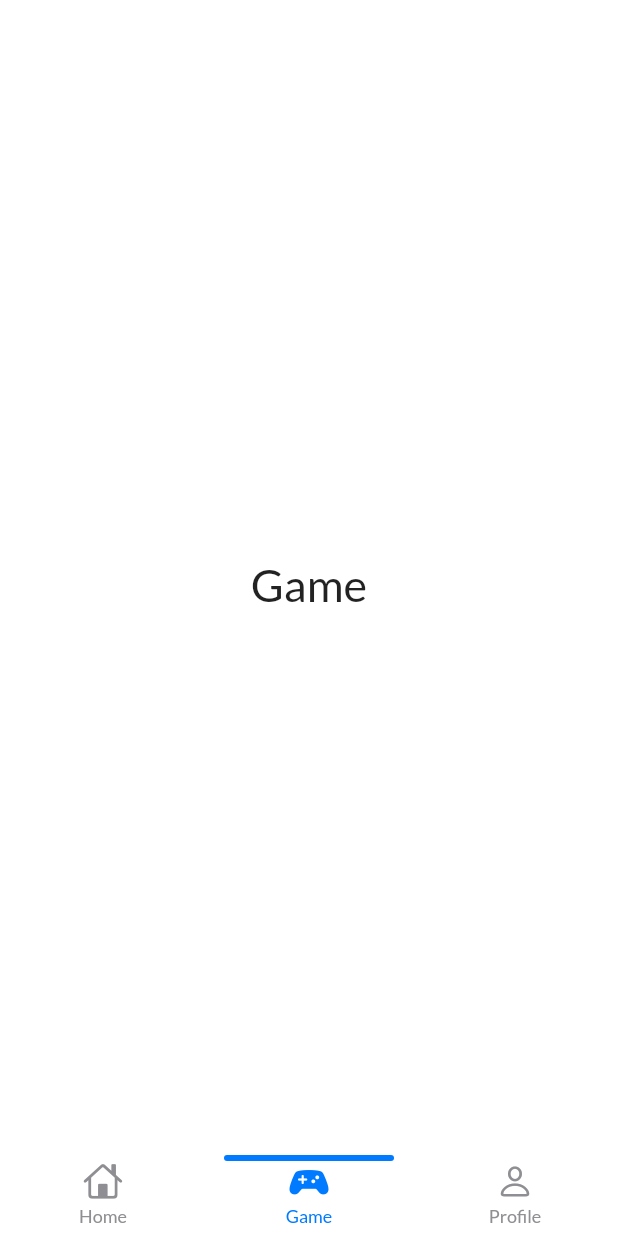
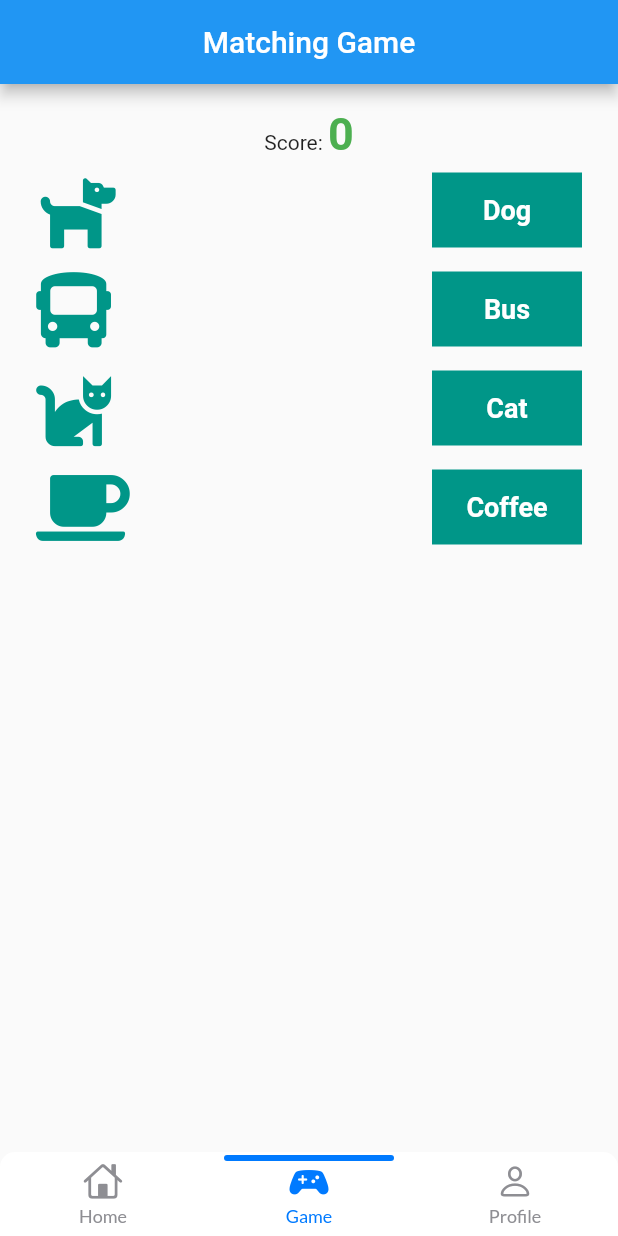
Before and after one commit to nguynduyanh169/vietnamese_learning, a Flutter app: the HomePage widget shown alone on an empty page, opened directly, item 2 of the bottom bar chosen, on a phone screen of 412 x 824 dp. Run offline on Flutter 3.47's test engine with Material 2 defaults, Android fonts, the light colour scheme and no system bars; drawn by our look-alikes of persistent_bottom_nav_bar; our stand-ins replace flutter_signin_button, flutter_svg, font_awesome_flutter, google_fonts, percent_indicator.

Commit message:
game update

```diff
--- /dev/null
+++ b/lib/src/resources/game_screen.dart
@@ -0,0 +1,173 @@
+import 'package:flutter/material.dart';
+import 'package:font_awesome_flutter/font_awesome_flutter.dart';
+
+void main() => runApp(GameScreen());
+
+class GameScreen extends StatelessWidget{
+  @override
+  Widget build(BuildContext context) {
+    return MaterialApp(
+      title: "Matching Game",
+    home: GamePage(),
+    );
+  }
+
+}
+
+class GamePage extends StatefulWidget{
+
+  _GamePageState createState() => _GamePageState();
+
+}
+
+class _GamePageState extends State<GamePage>{
+  List<ItemModel> items;
+  List<ItemModel> items2;
+  int score;
+  bool gameOver;
+  @override
+  void initState() {
+    super.initState();
+    initGame();
+  }
+
+  initGame(){
+    gameOver = false;
+    score = 0;
+    items = [
+      ItemModel(icon:FontAwesomeIcons.coffee, name:"Coffee", value:"Coffee"),
+      ItemModel(icon:FontAwesomeIcons.dog, name:"Dog", value:"Dog"),
+      ItemModel(icon:FontAwesomeIcons.cat, name:"Cat", value:"Cat"),
+      ItemModel(icon:FontAwesomeIcons.bus, name:"Bus", value:"Bus"),
+    ];
+    items2 = List<ItemModel>.from(items);
+    items.shuffle();
+    items2.shuffle();
+
+  }
+  @override
+  Widget build(BuildContext context) {
+    return Scaffold(
+      appBar: AppBar(
+        centerTitle: true,
+        title: Text('Matching Game'),
+      ),
+      body: SingleChildScrollView(
+        padding: const EdgeInsets.all(16.0),
+        child: Column(
+          children: <Widget>[
+            Text.rich(TextSpan(
+              children: [
+                TextSpan(text: "Score: "),
+                TextSpan(text: "$score", style: TextStyle(
+                  color: Colors.green,
+                  fontWeight: FontWeight.bold,
+                  fontSize: 30.0,
+                ))
+              ]
+            )
+            ),
+            if(!gameOver)
+              Row(
+                children: <Widget>[
+                  Column(
+                    children: items.map((item){
+                      return Container(
+                        margin: const EdgeInsets.all(8.0),
+                        child: Draggable<ItemModel>(
+                          data: item,
+                          childWhenDragging: Icon(
+                            item.icon, color: Colors.grey, size: 50.0,
+                          ),
+                          feedback: Icon(item.icon,color: Colors.teal, size: 50,),
+                          child: Icon(item.icon, color: Colors.teal, size: 50,),
+                        ),
+                      );
+                    }).toList()
+                  ),
+                  Spacer(
+
+                  ),
+                  Column(
+                    children: items2.map((item){
+                      return DragTarget<ItemModel>(
+                        onAccept: (receivedItem){
+                          if(item.value == receivedItem.value){
+                            setState(() {
+                              items.remove(receivedItem);
+                              items2.remove(item);
+                              score += 10;
+                              item.accepting = false;
+                            });
+                          }else{
+                            setState(() {
+                              score -= 5;
+                              item.accepting = false;
+                            });
+                          }
+                        },
+                        onLeave: (receivedItem){
+                          setState(() {
+                            item.accepting = false;
+                          });
+                        },
+                        onWillAccept: (receivedItem){
+                          setState(() {
+                            item.accepting= true;
+                          });
+                          return true;
+                        },
+                        builder: (context, acceptedItems, rejectedItem) => Container(
+                          color: item.accepting? Colors.red:Colors.teal,
+                          height: 50,
+                          width: 100,
+                          alignment: Alignment.center,
+                          margin: const EdgeInsets.all(8.0),
+                          child: Text(item.name, style: TextStyle(color: Colors.white, fontWeight: FontWeight.bold,
+                              fontSize: 18),),
+
+                        ),
+                      );
+                    }).toList()
+                  ),
+                ],
+              ),
+            if(gameOver)
+              Text("GameOver", style: TextStyle(
+                color: Colors.red,
+                fontWeight: FontWeight.bold,
+                fontSize: 24.0
+              ),),
+            if(gameOver)
+              Center(
+                child: RaisedButton(
+                  textColor: Colors.white,
+                  color: Colors.pink,
+                  child: Text("New Game"),
+                  onPressed: (){
+                    initGame();
+                    setState(() {
+
+                    });
+                  },
+                ),
+              )
+          ],
+        ),
+      ),
+    );
+  }
+
+}
+
+class ItemModel {
+  final String name;
+  final String value;
+  final IconData icon;
+  bool accepting;
+
+  ItemModel({this.name, this.value, this.icon, this.accepting = false});
+
+
+
+}
--- a/lib/src/resources/home_page.dart
+++ b/lib/src/resources/home_page.dart
@@ -4,6 +4,7 @@ import 'package:flutter/material.dart';
 import 'package:vietnamese_learning/src/resources/home_screen.dart';
 import 'package:vietnamese_learning/src/resources/profile_screen.dart';
 import 'package:persistent_bottom_nav_bar/persistent-tab-view.dart';
+import 'package:vietnamese_learning/src/resources/game_screen.dart';
 
 class HomePage extends StatefulWidget {
   HomePage({Key key, this.title}) : super(key: key);
@@ -20,14 +21,15 @@ class _HomePageState extends State<HomePage> {
   List<Widget> _buildScreens() {
     return [
       HomeScreen(),
-      Container(
-        child: Center(
-          child: Text(
-            'Game',
-            style: TextStyle(fontSize: 30),
-          ),
-        ),
-      ),
+      // Container(
+      //   child: Center(
+      //     child: Text(
+      //       'Game',
+      //       style: TextStyle(fontSize: 30),
+      //     ),
+      //   ),
+      // ),
+      GameScreen(),
       ProfileScreen()
     ];
   }
--- a/pubspec.yaml
+++ b/pubspec.yaml
@@ -20,7 +20,7 @@ dependencies:
   flutter_signin_button: ^1.1.0
   persistent_bottom_nav_bar: any
   carousel_slider: ^2.3.1
-
+  font_awesome_flutter: ^8.8.1
   device_simulator: ^0.9.6
 
 dev_dependencies:
```
Also changed, not shown: flutter_01.png (added), pubspec.lock, 6 other files.
